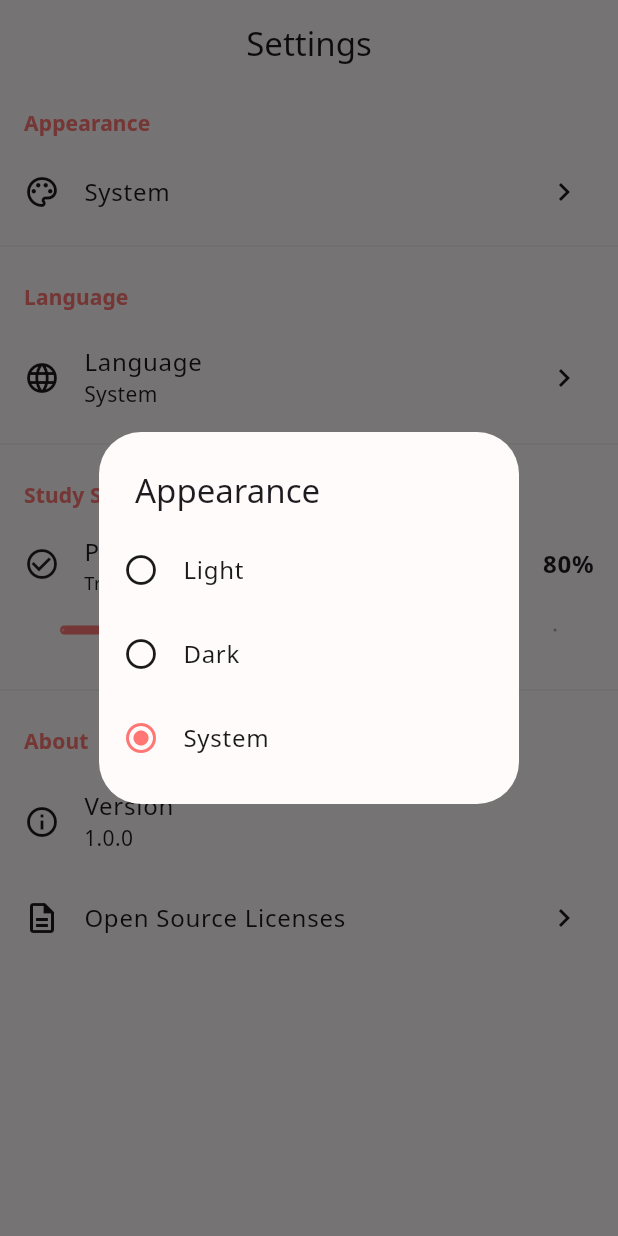
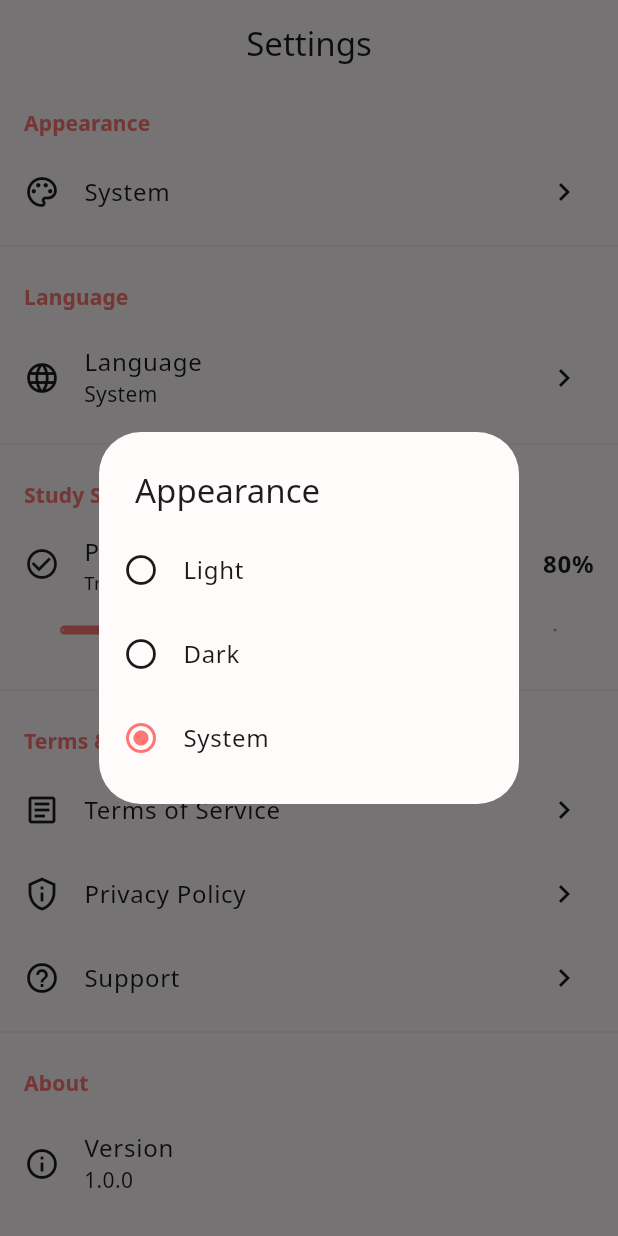
Before and after one commit to Wearablock/learn_by_heart, a Flutter app: the SettingsPage screen opened directly, after a tap on "System", on a phone screen of 412 x 824 dp. Run offline on Flutter 3.47's test engine with Material 3 defaults, Android fonts, the phone set to English and light mode, and no system bars; our stand-ins replace fl_chart, google_fonts, isar, shared_preferences, speech_to_text, webview_flutter; accounts and stored records are empty; generated files the repository leaves out were written again.

Commit message:
Add Terms & Policies section with WebView support
  - Add Terms of Service, Privacy Policy, and Support pages in docs/
  - Create WebViewScreen widget for displaying web content
  - Add AppUrls constants for documentation URLs
  - Integrate Terms & Policies section in Settings page
  - Add localization keys for all 12 supported languages
  - Add webview_flutter dependency

```diff
--- /dev/null
+++ b/lib/core/constants/app_urls.dart
@@ -0,0 +1,11 @@
+class AppUrls {
+  AppUrls._();
+
+  // GitHub Pages base URL (update after deployment)
+  static const String baseDocsUrl = 'https://YOUR_USERNAME.github.io/learn_by_heart';
+
+  // Terms and policies
+  static const String termsUrl = '$baseDocsUrl/terms.html';
+  static const String privacyUrl = '$baseDocsUrl/privacy.html';
+  static const String supportUrl = '$baseDocsUrl/support.html';
+}
--- a/lib/features/settings/presentation/pages/settings_page.dart
+++ b/lib/features/settings/presentation/pages/settings_page.dart
@@ -1,7 +1,9 @@
 import 'package:flutter/material.dart';
 import 'package:provider/provider.dart';
+import '../../../../core/constants/app_urls.dart';
 import '../../../../l10n/app_localizations.dart';
 import '../providers/settings_provider.dart';
+import 'webview_screen.dart';
 
 class SettingsPage extends StatelessWidget {
   const SettingsPage({super.key});
@@ -41,6 +43,9 @@ class SettingsPage extends StatelessWidget {
                 value: settings.passThreshold,
                 onChanged: settings.setPassThreshold,
               ),
+              const Divider(),
+              _SectionHeader(title: l10n.termsAndPolicies),
+              _TermsTile(),
               const Divider(),
               _SectionHeader(title: l10n.about),
               _AboutTile(),
@@ -265,6 +270,57 @@ class _PassThresholdTile extends StatelessWidget {
   }
 }
 
+class _TermsTile extends StatelessWidget {
+  @override
+  Widget build(BuildContext context) {
+    final l10n = AppLocalizations.of(context)!;
+
+    return Column(
+      children: [
+        ListTile(
+          leading: const Icon(Icons.article_outlined),
+          title: Text(l10n.termsOfService),
+          trailing: const Icon(Icons.chevron_right),
+          onTap: () => _openWebView(
+            context,
+            l10n.termsOfService,
+            AppUrls.termsUrl,
+          ),
+        ),
+        ListTile(
+          leading: const Icon(Icons.privacy_tip_outlined),
+          title: Text(l10n.privacyPolicy),
+          trailing: const Icon(Icons.chevron_right),
+          onTap: () => _openWebView(
+            context,
+            l10n.privacyPolicy,
+            AppUrls.privacyUrl,
+          ),
+        ),
+        ListTile(
+          leading: const Icon(Icons.help_outline),
+          title: Text(l10n.support),
+          trailing: const Icon(Icons.chevron_right),
+          onTap: () => _openWebView(
+            context,
+            l10n.support,
+            AppUrls.supportUrl,
+          ),
+        ),
+      ],
+    );
+  }
+
+  void _openWebView(BuildContext context, String title, String url) {
+    Navigator.push(
+      context,
+      MaterialPageRoute(
+        builder: (context) => WebViewScreen(title: title, url: url),
+      ),
+    );
+  }
+}
+
 class _AboutTile extends StatelessWidget {
   @override
   Widget build(BuildContext context) {
--- a/lib/l10n/app_ar.arb
+++ b/lib/l10n/app_ar.arb
@@ -107,5 +107,10 @@
   "passThresholdDesc": "صحيح إذا تجاوز التشابه هذه القيمة",
   "about": "حول",
   "version": "الإصدار",
-  "licenses": "تراخيص المصادر المفتوحة"
+  "licenses": "تراخيص المصادر المفتوحة",
+
+  "termsAndPolicies": "الشروط والسياسات",
+  "termsOfService": "شروط الخدمة",
+  "privacyPolicy": "سياسة الخصوصية",
+  "support": "الدعم"
 }
--- a/lib/l10n/app_de.arb
+++ b/lib/l10n/app_de.arb
@@ -107,5 +107,10 @@
   "passThresholdDesc": "Als richtig werten ab dieser Ähnlichkeit",
   "about": "Über",
   "version": "Version",
-  "licenses": "Open-Source-Lizenzen"
+  "licenses": "Open-Source-Lizenzen",
+
+  "termsAndPolicies": "Bedingungen & Richtlinien",
+  "termsOfService": "Nutzungsbedingungen",
+  "privacyPolicy": "Datenschutzrichtlinie",
+  "support": "Support"
 }
--- a/lib/l10n/app_en.arb
+++ b/lib/l10n/app_en.arb
@@ -110,5 +110,10 @@
   "passThresholdDesc": "Treat as correct if similarity is above this",
   "about": "About",
   "version": "Version",
-  "licenses": "Open Source Licenses"
+  "licenses": "Open Source Licenses",
+
+  "termsAndPolicies": "Terms & Policies",
+  "termsOfService": "Terms of Service",
+  "privacyPolicy": "Privacy Policy",
+  "support": "Support"
 }
--- a/lib/l10n/app_es.arb
+++ b/lib/l10n/app_es.arb
@@ -107,5 +107,10 @@
   "passThresholdDesc": "Correcta si la similitud supera este valor",
   "about": "Acerca de",
   "version": "Versión",
-  "licenses": "Licencias de código abierto"
+  "licenses": "Licencias de código abierto",
+
+  "termsAndPolicies": "Términos y políticas",
+  "termsOfService": "Términos de servicio",
+  "privacyPolicy": "Política de privacidad",
+  "support": "Soporte"
 }
--- a/lib/l10n/app_fr.arb
+++ b/lib/l10n/app_fr.arb
@@ -107,5 +107,10 @@
   "passThresholdDesc": "Correct si la similarité dépasse ce seuil",
   "about": "À propos",
   "version": "Version",
-  "licenses": "Licences open source"
+  "licenses": "Licences open source",
+
+  "termsAndPolicies": "Conditions et politiques",
+  "termsOfService": "Conditions d'utilisation",
+  "privacyPolicy": "Politique de confidentialité",
+  "support": "Assistance"
 }
--- a/lib/l10n/app_it.arb
+++ b/lib/l10n/app_it.arb
@@ -107,5 +107,10 @@
   "passThresholdDesc": "Corretto se la somiglianza supera questo valore",
   "about": "Info",
   "version": "Versione",
-  "licenses": "Licenze open source"
+  "licenses": "Licenze open source",
+
+  "termsAndPolicies": "Termini e condizioni",
+  "termsOfService": "Termini di servizio",
+  "privacyPolicy": "Informativa sulla privacy",
+  "support": "Assistenza"
 }
--- a/lib/l10n/app_ja.arb
+++ b/lib/l10n/app_ja.arb
@@ -107,5 +107,10 @@
   "passThresholdDesc": "この類似度以上で正解とする",
   "about": "情報",
   "version": "バージョン",
-  "licenses": "オープンソースライセンス"
+  "licenses": "オープンソースライセンス",
+
+  "termsAndPolicies": "利用規約とポリシー",
+  "termsOfService": "利用規約",
+  "privacyPolicy": "プライバシーポリシー",
+  "support": "サポート"
 }
--- a/lib/l10n/app_ko.arb
+++ b/lib/l10n/app_ko.arb
@@ -107,5 +107,10 @@
   "passThresholdDesc": "이 유사도 이상이면 정답으로 처리",
   "about": "정보",
   "version": "버전",
-  "licenses": "오픈소스 라이선스"
+  "licenses": "오픈소스 라이선스",
+
+  "termsAndPolicies": "약관 및 정책",
+  "termsOfService": "서비스 이용약관",
+  "privacyPolicy": "개인정보 처리방침",
+  "support": "고객 지원"
 }
--- a/lib/l10n/app_pt.arb
+++ b/lib/l10n/app_pt.arb
@@ -107,5 +107,10 @@
   "passThresholdDesc": "Correto se a similaridade exceder este valor",
   "about": "Sobre",
   "version": "Versão",
-  "licenses": "Licenças de código aberto"
+  "licenses": "Licenças de código aberto",
+
+  "termsAndPolicies": "Termos e políticas",
+  "termsOfService": "Termos de serviço",
+  "privacyPolicy": "Política de privacidade",
+  "support": "Suporte"
 }
--- a/lib/l10n/app_ru.arb
+++ b/lib/l10n/app_ru.arb
@@ -107,5 +107,10 @@
   "passThresholdDesc": "Засчитывать как верно при сходстве выше этого значения",
   "about": "О приложении",
   "version": "Версия",
-  "licenses": "Лицензии с открытым кодом"
+  "licenses": "Лицензии с открытым кодом",
+
+  "termsAndPolicies": "Условия и политики",
+  "termsOfService": "Условия использования",
+  "privacyPolicy": "Политика конфиденциальности",
+  "support": "Поддержка"
 }
--- a/lib/l10n/app_zh.arb
+++ b/lib/l10n/app_zh.arb
@@ -107,5 +107,10 @@
   "passThresholdDesc": "相似度达到此值即为正确",
   "about": "关于",
   "version": "版本",
-  "licenses": "开源许可"
+  "licenses": "开源许可",
+
+  "termsAndPolicies": "条款与政策",
+  "termsOfService": "服务条款",
+  "privacyPolicy": "隐私政策",
+  "support": "支持"
 }
--- a/lib/l10n/app_zh_Hant.arb
+++ b/lib/l10n/app_zh_Hant.arb
@@ -107,5 +107,10 @@
   "passThresholdDesc": "相似度達到此值即為正確",
   "about": "關於",
   "version": "版本",
-  "licenses": "開源授權"
+  "licenses": "開源授權",
+
+  "termsAndPolicies": "條款與政策",
+  "termsOfService": "服務條款",
+  "privacyPolicy": "隱私權政策",
+  "support": "支援"
 }
--- a/pubspec.yaml
+++ b/pubspec.yaml
@@ -46,6 +46,7 @@ dependencies:
   speech_to_text: ^7.0.0
   fl_chart: ^0.66.0
   shared_preferences: ^2.2.2
+  webview_flutter: ^4.13.0
 
 dev_dependencies:
   flutter_test:
```
Also changed, not shown: lib/features/settings/presentation/pages/webview_screen.dart (added, +50 -0 lines), pubspec.lock, 5 other files.
